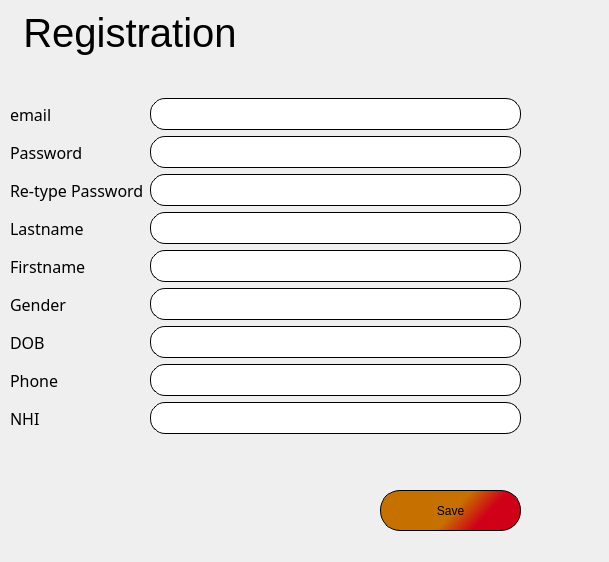
The window that MyCovidRecord/registration.ui (gagabon501/cs106-2) describes before a commit, drawn with Qt 5.
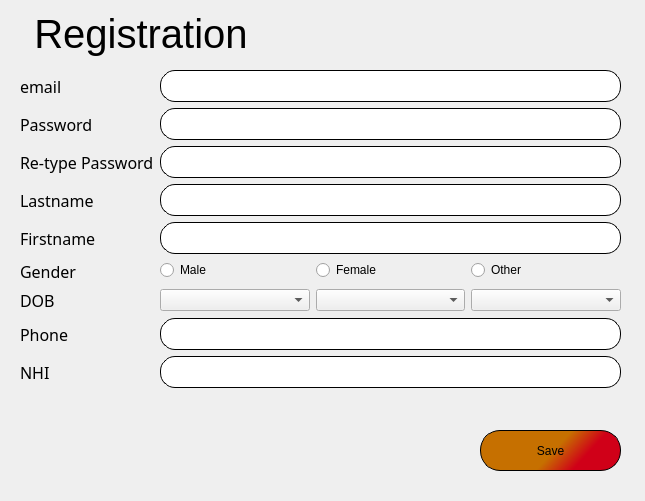
The same window after the commit.

Commit message: Improved Registration UI - it now uses Radio buttons for the Gender and Combo Box for the DOB

Diff of the .ui file:
```diff
--- a/MyCovidRecord/registration.ui
+++ b/MyCovidRecord/registration.ui
@@ -6,8 +6,8 @@
    <rect>
     <x>0</x>
     <y>0</y>
-    <width>609</width>
-    <height>562</height>
+    <width>645</width>
+    <height>501</height>
    </rect>
   </property>
   <property name="windowTitle">
@@ -16,14 +16,14 @@
   <widget class="QLabel" name="label_Registration">
    <property name="geometry">
     <rect>
-     <x>9</x>
-     <y>9</y>
+     <x>20</x>
+     <y>10</y>
      <width>242</width>
      <height>47</height>
     </rect>
    </property>
    <property name="sizePolicy">
-    <sizepolicy hsizetype="Preferred" vsizetype="Maximum">
+    <sizepolicy hsizetype="Preferred" vsizetype="Preferred">
      <horstretch>0</horstretch>
      <verstretch>0</verstretch>
     </sizepolicy>
@@ -43,14 +43,14 @@
   <widget class="QPushButton" name="pushButton_Save">
    <property name="geometry">
     <rect>
-     <x>380</x>
-     <y>490</y>
+     <x>480</x>
+     <y>430</y>
      <width>141</width>
      <height>41</height>
     </rect>
    </property>
    <property name="sizePolicy">
-    <sizepolicy hsizetype="Preferred" vsizetype="Maximum">
+    <sizepolicy hsizetype="Preferred" vsizetype="Preferred">
      <horstretch>0</horstretch>
      <verstretch>0</verstretch>
     </sizepolicy>
@@ -67,19 +67,16 @@
     <string>Save</string>
    </property>
   </widget>
-  <widget class="QWidget" name="formLayoutWidget">
+  <widget class="QWidget" name="">
    <property name="geometry">
     <rect>
-     <x>10</x>
-     <y>60</y>
-     <width>511</width>
-     <height>411</height>
+     <x>20</x>
+     <y>70</y>
+     <width>601</width>
+     <height>349</height>
     </rect>
    </property>
    <layout class="QFormLayout" name="formLayout">
-    <property name="formAlignment">
-     <set>Qt::AlignLeading|Qt::AlignLeft|Qt::AlignVCenter</set>
-    </property>
     <item row="0" column="0">
      <widget class="QLabel" name="label_email">
       <property name="font">
@@ -265,16 +262,42 @@
      </widget>
     </item>
     <item row="5" column="1">
-     <widget class="QLineEdit" name="lineEdit_gender">
-      <property name="styleSheet">
-       <string notr="true">border: 0.5px solid;
-border-radius: 15px;
-height: 30px;
-padding-left: 10px;
-padding-right: 10px;
-</string>
-      </property>
-     </widget>
+     <layout class="QHBoxLayout" name="horizontalLayout">
+      <item>
+       <widget class="QRadioButton" name="radioButton_male">
+        <property name="text">
+         <string>Male</string>
+        </property>
+       </widget>
+      </item>
+      <item>
+       <widget class="QRadioButton" name="radioButton_female">
+        <property name="text">
+         <string>Female</string>
+        </property>
+       </widget>
+      </item>
+      <item>
+       <widget class="QRadioButton" name="radioButton_other">
+        <property name="text">
+         <string>Other</string>
+        </property>
+       </widget>
+      </item>
+     </layout>
+    </item>
+    <item row="6" column="1">
+     <layout class="QHBoxLayout" name="horizontalLayout_2">
+      <item>
+       <widget class="QComboBox" name="comboBox_day"/>
+      </item>
+      <item>
+       <widget class="QComboBox" name="comboBox_month"/>
+      </item>
+      <item>
+       <widget class="QComboBox" name="comboBox_year"/>
+      </item>
+     </layout>
     </item>
     <item row="6" column="0">
      <widget class="QLabel" name="label_dob">
@@ -289,8 +312,8 @@
       </property>
      </widget>
     </item>
-    <item row="6" column="1">
-     <widget class="QLineEdit" name="lineEdit_dob">
+    <item row="7" column="1">
+     <widget class="QLineEdit" name="lineEdit_phone">
       <property name="font">
        <font>
         <family>Raleway</family>
@@ -320,37 +343,6 @@
       </property>
      </widget>
     </item>
-    <item row="7" column="1">
-     <widget class="QLineEdit" name="lineEdit_phone">
-      <property name="font">
-       <font>
-        <family>Raleway</family>
-        <pointsize>12</pointsize>
-       </font>
-      </property>
-      <property name="styleSheet">
-       <string notr="true">border: 0.5px solid;
-border-radius: 15px;
-height: 30px;
-padding-left: 10px;
-padding-right: 10px;
-</string>
-      </property>
-     </widget>
-    </item>
-    <item row="8" column="0">
-     <widget class="QLabel" name="label_nhi">
-      <property name="font">
-       <font>
-        <family>Raleway</family>
-        <pointsize>12</pointsize>
-       </font>
-      </property>
-      <property name="text">
-       <string>NHI</string>
-      </property>
-     </widget>
-    </item>
     <item row="8" column="1">
      <widget class="QLineEdit" name="lineEdit_nhi">
       <property name="font">
@@ -368,6 +360,19 @@
       </property>
      </widget>
     </item>
+    <item row="8" column="0">
+     <widget class="QLabel" name="label_nhi">
+      <property name="font">
+       <font>
+        <family>Raleway</family>
+        <pointsize>12</pointsize>
+       </font>
+      </property>
+      <property name="text">
+       <string>NHI</string>
+      </property>
+     </widget>
+    </item>
    </layout>
   </widget>
  </widget>
```
Left out of the diff: 5 changed lines with no effect on the pictures. The commit also changes 6 other files.
